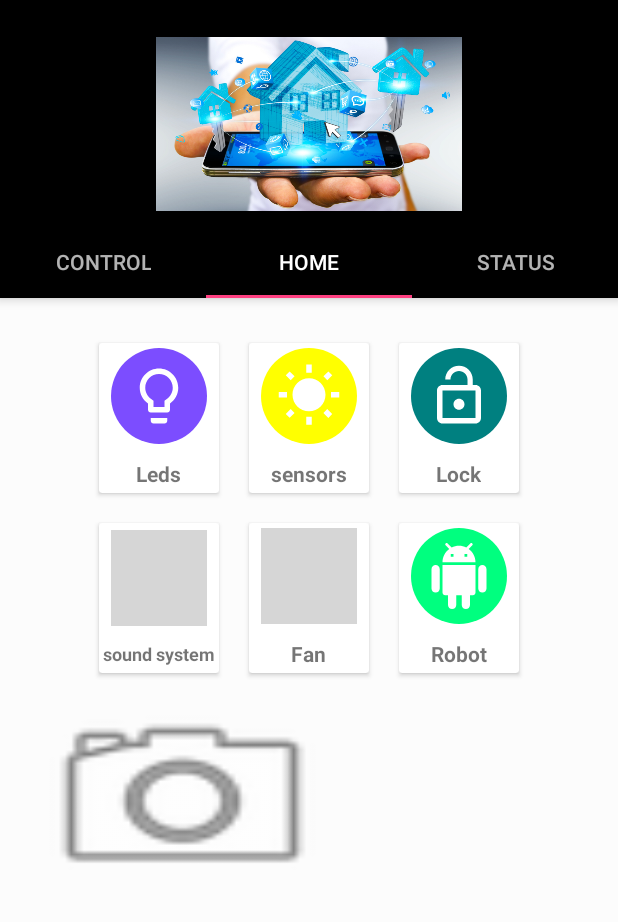
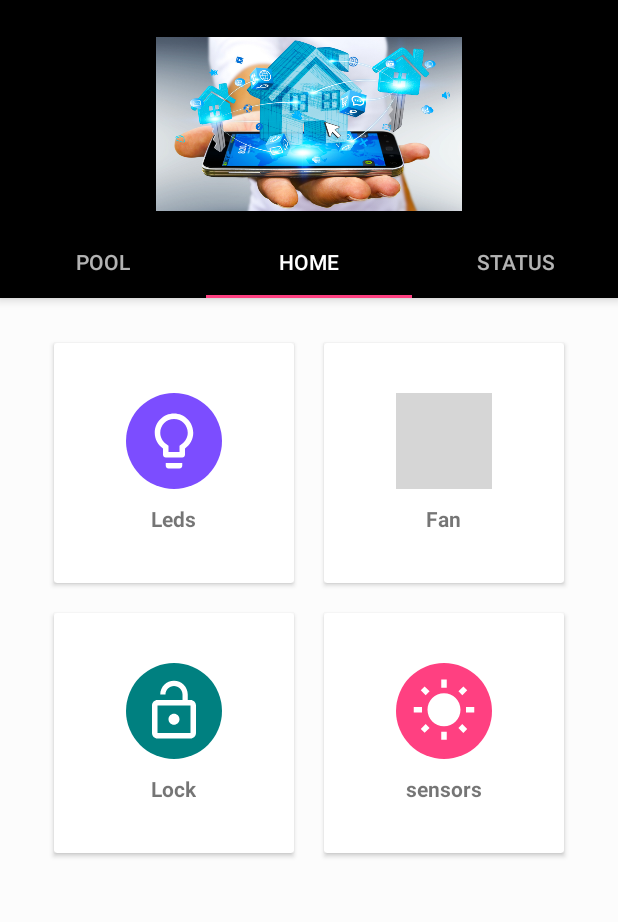
Before and after one commit to saramohey/graduation_project2019, an Android app: the home1 screen opened directly, with no data from a screen before it, tab 2 chosen, on a phone screen of 412 x 824 dp, the part 74-996 px from its top. Run offline under Robolectric (Android 15) with nearby library versions, the phone set to English and light mode, and no system bars; grey boxes are pictures that could not be loaded.

Commit message:
update commit

```diff
--- a/app/src/main/java/com/gradpro/home_automation/smarthomeautomation/home1.java
+++ b/app/src/main/java/com/gradpro/home_automation/smarthomeautomation/home1.java
@@ -129,7 +129,7 @@ public class home1 extends AppCompatActivity {
             switch (position) {
 
                 case 0:
-                    return "CONTROL";
+                    return "POOL";
                 case 1:
                     return "HOME";
                 case 2:
--- a/app/src/main/java/com/gradpro/home_automation/smarthomeautomation/tab2_home.java
+++ b/app/src/main/java/com/gradpro/home_automation/smarthomeautomation/tab2_home.java
@@ -8,14 +8,53 @@ import android.os.Bundle;
 import android.view.LayoutInflater;
 import android.view.View;
 import android.view.ViewGroup;
+import android.widget.LinearLayout;
+import android.content.Intent;
+import android.support.v7.app.AppCompatActivity;
 import android.widget.TextView;
+import android.widget.Button;
 
 
-public class tab2_home extends Fragment{
+public class tab2_home extends Fragment {
     @Override
     public View onCreateView(LayoutInflater inflater, ViewGroup container,
                              Bundle savedInstanceState) {
         View rootView = inflater.inflate(R.layout.tab2_home, container, false);
+        LinearLayout ledsb =(LinearLayout) rootView.findViewById(R.id.led_button);
+        LinearLayout fanb =(LinearLayout) rootView.findViewById(R.id.fan_button);
+        LinearLayout lockb =(LinearLayout) rootView.findViewById(R.id.lock_button);
+        LinearLayout sensorsb =(LinearLayout) rootView.findViewById(R.id.sensors_button);
+
+        ledsb.setOnClickListener(new View.OnClickListener() {
+            @Override
+            public void onClick(View v) {
+                Intent i = new Intent(getActivity(), leds.class);
+                startActivity(i);
+            }
+        });
+        fanb.setOnClickListener(new View.OnClickListener() {
+            @Override
+            public void onClick(View v) {
+                Intent j = new Intent(getActivity(), fan.class);
+                startActivity(j);
+            }
+        });
+        lockb.setOnClickListener(new View.OnClickListener() {
+            @Override
+            public void onClick(View v) {
+                Intent k = new Intent(getActivity(), lock.class);
+                startActivity(k);
+            }
+        });
+        sensorsb.setOnClickListener(new View.OnClickListener() {
+            @Override
+            public void onClick(View v) {
+                Intent l = new Intent(getActivity(), sensors.class);
+                startActivity(l);
+            }
+        });
+
         return rootView;
     }
+
 }
--- a/app/src/main/res/layout/activity_home1.xml
+++ b/app/src/main/res/layout/activity_home1.xml
@@ -45,7 +45,7 @@
                 android:id="@+id/tabItem"
                 android:layout_width="wrap_content"
                 android:layout_height="wrap_content"
-                android:text="@string/tab_text_1" />
+                android:text="Pool" />
 
             <android.support.design.widget.TabItem
                 android:id="@+id/tabItem2"
--- a/app/src/main/res/layout/tab2_home.xml
+++ b/app/src/main/res/layout/tab2_home.xml
@@ -4,6 +4,7 @@
     xmlns:tools="http://schemas.android.com/tools"
     android:layout_width="match_parent"
     android:layout_height="match_parent"
+    tools:context=".tab2_home"
     android:orientation="vertical"
     android:padding="20dp"
     android:background="@color/backgroundcolor">
@@ -19,11 +20,12 @@
         <android.support.v7.widget.CardView
             android:foreground="?android:attr/selectableItemBackground"
             android:clickable="true"
-                android:layout_width="80dp"
-                android:layout_height="100dp"
+            android:layout_width="160dp"
+            android:layout_height="160dp"
             android:layout_margin="10dp">
 
             <LinearLayout
+                android:id="@+id/led_button"
                 android:layout_width="match_parent"
                 android:layout_height="match_parent"
                 android:gravity="center"
@@ -48,11 +50,12 @@
         <android.support.v7.widget.CardView
             android:foreground="?android:attr/selectableItemBackground"
             android:clickable="true"
-                android:layout_width="80dp"
-                android:layout_height="100dp"
+            android:layout_width="160dp"
+            android:layout_height="160dp"
             android:layout_margin="10dp">
 
             <LinearLayout
+                android:id="@+id/fan_button"
                 android:layout_width="match_parent"
                 android:layout_height="match_parent"
                 android:gravity="center"
@@ -61,27 +64,37 @@
                 <ImageView
                     android:layout_width="64dp"
                     android:layout_height="64dp"
-                        android:background="@drawable/background5"
+                    android:background="@drawable/background2"
                     android:padding="10dp"
-                        android:src="@drawable/ic_wb_sunny_black_24dp" />
+                    android:src="@drawable/ic_toys_black_24dp" />
 
                 <TextView
                     android:layout_width="wrap_content"
                     android:layout_height="wrap_content"
                     android:layout_marginTop="10dp"
-                        android:text="sensors"
+                    android:text="Fan"
                     android:textStyle="bold" />
 
             </LinearLayout>
         </android.support.v7.widget.CardView>
+
+    </LinearLayout>
+    <LinearLayout
+        android:layout_width="match_parent"
+        android:layout_height="wrap_content"
+        android:clipToPadding="false"
+        android:gravity="center"
+        android:orientation="horizontal">
+
         <android.support.v7.widget.CardView
             android:foreground="?android:attr/selectableItemBackground"
             android:clickable="true"
-                android:layout_width="80dp"
-                android:layout_height="100dp"
+            android:layout_width="160dp"
+            android:layout_height="160dp"
             android:layout_margin="10dp">
 
             <LinearLayout
+                android:id="@+id/lock_button"
                 android:layout_width="match_parent"
                 android:layout_height="match_parent"
                 android:gravity="center"
@@ -103,23 +116,15 @@
 
             </LinearLayout>
         </android.support.v7.widget.CardView>
-
-        </LinearLayout>
-        <LinearLayout
-            android:layout_width="match_parent"
-            android:layout_height="wrap_content"
-            android:clipToPadding="false"
-            android:gravity="center"
-            android:orientation="horizontal">
-
         <android.support.v7.widget.CardView
             android:foreground="?android:attr/selectableItemBackground"
             android:clickable="true"
-                android:layout_width="80dp"
-                android:layout_height="100dp"
+            android:layout_width="160dp"
+            android:layout_height="160dp"
             android:layout_margin="10dp">
 
             <LinearLayout
+                android:id="@+id/sensors_button"
                 android:layout_width="match_parent"
                 android:layout_height="match_parent"
                 android:gravity="center"
@@ -130,72 +135,13 @@
                     android:layout_height="64dp"
                     android:background="@drawable/background4"
                     android:padding="10dp"
-                        android:src="@drawable/ic_library_music_black_24dp" />
+                    android:src="@drawable/ic_wb_sunny_black_24dp" />
 
                 <TextView
                     android:layout_width="wrap_content"
                     android:layout_height="wrap_content"
                     android:layout_marginTop="10dp"
-                        android:text="sound system"
-                        android:textSize="12sp"
-                        android:textStyle="bold" />
-
-                </LinearLayout>
-            </android.support.v7.widget.CardView>
-            <android.support.v7.widget.CardView
-                android:foreground="?android:attr/selectableItemBackground"
-                android:clickable="true"
-                android:layout_width="80dp"
-                android:layout_height="100dp"
-                android:layout_margin="10dp">
-
-                <LinearLayout
-                    android:layout_width="match_parent"
-                    android:layout_height="match_parent"
-                    android:gravity="center"
-                    android:orientation="vertical">
-
-                    <ImageView
-                        android:layout_width="64dp"
-                        android:layout_height="64dp"
-                        android:background="@drawable/background2"
-                        android:padding="10dp"
-                        android:src="@drawable/ic_toys_black_24dp" />
-
-                    <TextView
-                        android:layout_width="wrap_content"
-                        android:layout_height="wrap_content"
-                        android:layout_marginTop="10dp"
-                        android:text="Fan"
-                        android:textStyle="bold" />
-
-                </LinearLayout>
-            </android.support.v7.widget.CardView>
-            <android.support.v7.widget.CardView
-                android:foreground="?android:attr/selectableItemBackground"
-                android:clickable="true"
-                android:layout_width="80dp"
-                android:layout_height="100dp"
-                android:layout_margin="10dp">
-
-                <LinearLayout
-                    android:layout_width="match_parent"
-                    android:layout_height="match_parent"
-                    android:gravity="center"
-                    android:orientation="vertical">
-
-                    <ImageView
-                        android:layout_width="64dp"
-                        android:layout_height="64dp"
-                        android:background="@drawable/background6"
-                        android:padding="10dp"
-                        android:src="@drawable/ic_android_black_24dp" />
-
-                    <TextView
-                        android:layout_width="wrap_content"
-                        android:layout_height="wrap_content"
-                        android:layout_marginTop="10dp"
-                        android:text="Robot"
+                    android:text="sensors"
                     android:textStyle="bold" />
 
             </LinearLayout>
@@ -203,12 +149,5 @@
 
     </LinearLayout>
 
-    <Button
-        android:id="@+id/button"
-        style="@style/Widget.AppCompat.Button.Borderless"
-        android:layout_width="203dp"
-        android:layout_height="146dp"
-        android:background="@drawable/ic_menu_camera" />
-
 
 </LinearLayout>
--- a/app/src/main/res/values/colors.xml
+++ b/app/src/main/res/values/colors.xml
@@ -1,7 +1,7 @@
 <?xml version="1.0" encoding="utf-8"?>
 <resources>
     <color name="colorPrimary">#FFC107</color>
-    <color name="colorPrimaryDark">#000000 </color>
+    <color name="colorPrimaryDark">#000000</color>
     <color name="colorAccent">#FF4081</color>
     <color name="backgroundcolor">#fcfcfc</color>
     <color name="lightgray">#ededed</color>
--- a/app/src/main/res/values/strings.xml
+++ b/app/src/main/res/values/strings.xml
@@ -13,4 +13,8 @@
     <string name="tab_text_1">Control</string>
     <string name="tab_text_2">Home</string>
     <string name="tab_text_3">Status</string>
+    <string name="title_activity_leds">leds</string>
+    <string name="title_activity_fan">fan</string>
+    <string name="title_activity_lock">lock</string>
+    <string name="title_activity_sensors">sensors</string>
 </resources>
```
Also changed, not shown: app/src/main/AndroidManifest.xml (+18 -2 lines), app/src/main/java/com/gradpro/home_automation/smarthomeautomation/MainActivity.java (+3 -8 lines), app/src/main/java/com/gradpro/home_automation/smarthomeautomation/fan.java (added, +18 -0 lines), app/src/main/java/com/gradpro/home_automation/smarthomeautomation/leds.java (added, +23 -0 lines), app/src/main/java/com/gradpro/home_automation/smarthomeautomation/lock.java (added, +19 -0 lines), app/src/main/java/com/gradpro/home_automation/smarthomeautomation/pool.java (added, +13 -0 lines), app/src/main/java/com/gradpro/home_automation/smarthomeautomation/sensors.java (renamed from app/src/main/java/com/gradpro/home_automation/smarthomeautomation/Home.java, +5 -8 lines), app/src/main/res/layout/activity_fan.xml (added, +8 -0 lines), app/src/main/res/layout/activity_home.xml (deleted, +0 -149 lines), app/src/main/res/layout/activity_leds.xml (added, +24 -0 lines), app/src/main/res/layout/activity_lock.xml (added, +8 -0 lines), app/src/main/res/layout/activity_main.xml (+7 -4 lines), app/src/main/res/layout/activity_pool.xml (added, +9 -0 lines), app/src/main/res/layout/activity_sensors.xml (added, +8 -0 lines). Lines whose indentation alone changed are shown as unchanged.
